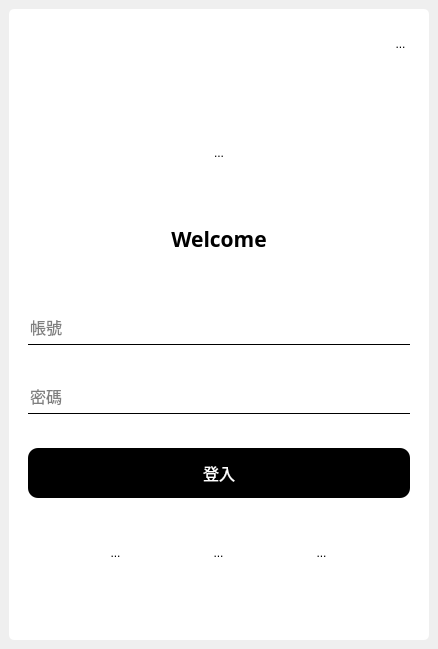
Old version of the form ui/login_resigert.ui in the repository forggy0113/re-lego.
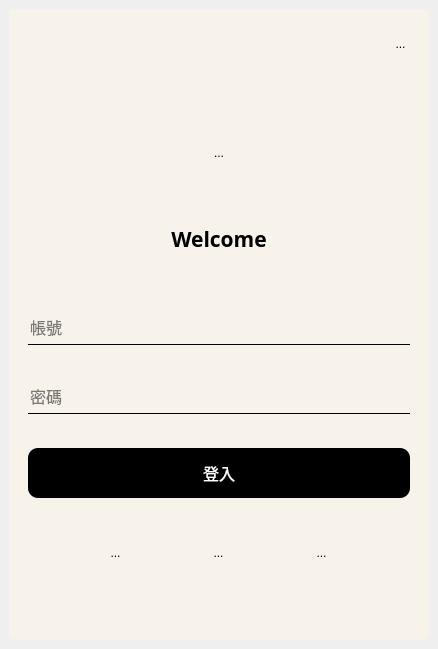
New version of the form. Icons and pictures are not drawn.

Patch:
```diff
--- a/ui/login_resigert.ui
+++ b/ui/login_resigert.ui
@@ -25,7 +25,7 @@
      <widget class="QFrame" name="frame">
       <property name="styleSheet">
        <string notr="true">#frame{
-background-color:rgb(255, 255, 255);
+background-color:#f7f2ea;
 border-radius:5px;
 }
 
```
Left out of the diff: 8 changed lines with no effect on the pictures.
